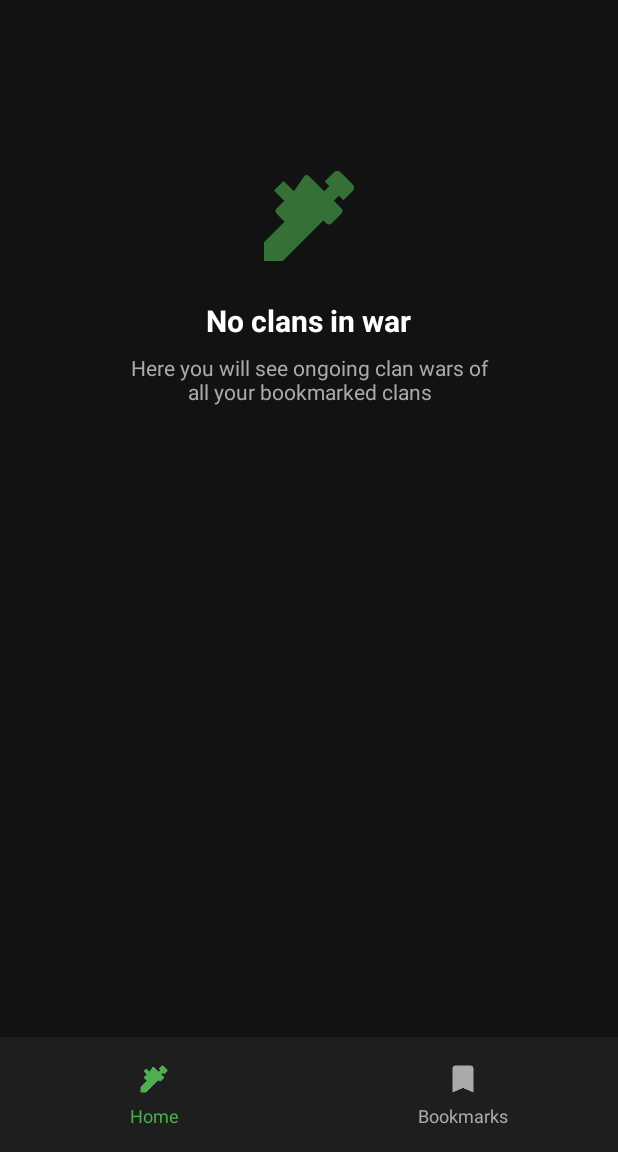
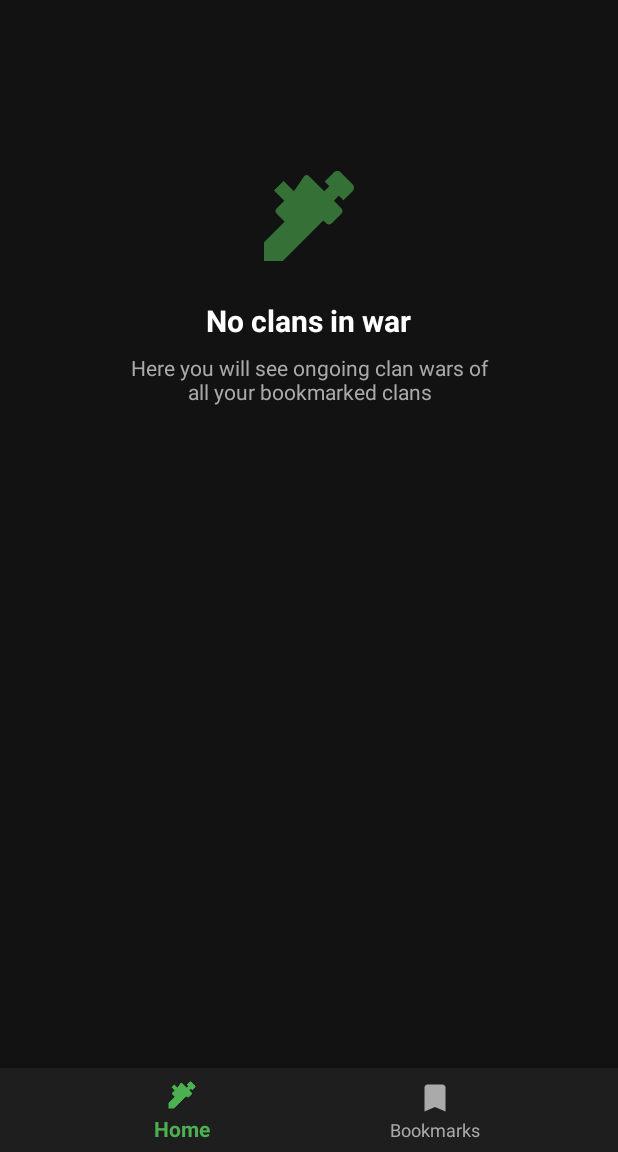
Before and after one commit to JkMiniDev/WarApp, an Android app: the layout activity_main.xml on its own in the app's theme, with its tools: preview values and no code run, on a phone screen of 412 x 824 dp, the part 84-1236 px from its top. Run offline under Robolectric (Android 15) with nearby library versions, the phone set to English and light mode, and no system bars.

Commit message:
Refactor bottom navigation to use BottomNavigationView with menu resource
Co-authored-by: jktp93891 <jktp93891@gmail.com>

```diff
--- a/ClashBerry/app/src/main/res/layout/activity_main.xml
+++ b/ClashBerry/app/src/main/res/layout/activity_main.xml
@@ -62,7 +62,7 @@
         android:layout_width="match_parent"
         android:layout_height="0dp"
         app:layout_constraintTop_toBottomOf="@id/topAppBar"
-        app:layout_constraintBottom_toTopOf="@id/bottomNavigation"
+        app:layout_constraintBottom_toTopOf="@id/bottomNavigationView"
         app:layout_constraintStart_toStartOf="parent"
         app:layout_constraintEnd_toEndOf="parent">
 
@@ -223,73 +223,15 @@
 
     </FrameLayout>
 
-    <!-- Bottom Navigation -->
-    <LinearLayout
-        android:id="@+id/bottomNavigation"
+    <!-- Bottom Navigation Bar -->
+    <com.google.android.material.bottomnavigation.BottomNavigationView
+        android:id="@+id/bottomNavigationView"
         android:layout_width="match_parent"
         android:layout_height="wrap_content"
-        android:orientation="horizontal"
         android:background="@color/background_secondary"
+        app:menu="@menu/main_bottom_nav"
         app:layout_constraintBottom_toBottomOf="parent"
         app:layout_constraintStart_toStartOf="parent"
-        app:layout_constraintEnd_toEndOf="parent">
-
-        <!-- Home Tab -->
-        <LinearLayout
-            android:id="@+id/homeTab"
-            android:layout_width="0dp"
-            android:layout_height="wrap_content"
-            android:layout_weight="1"
-            android:orientation="vertical"
-            android:padding="16dp"
-            android:gravity="center"
-            android:background="?attr/selectableItemBackgroundBorderless">
-
-            <ImageView
-                android:id="@+id/homeIcon"
-                android:layout_width="24dp"
-                android:layout_height="24dp"
-                android:src="@drawable/ic_crossed_swords"
-                android:layout_marginBottom="4dp" />
-
-            <TextView
-                android:id="@+id/homeText"
-                android:layout_width="wrap_content"
-                android:layout_height="wrap_content"
-                android:text="@string/home"
-                android:textSize="12sp"
-                android:textColor="@color/accent_color" />
-
-        </LinearLayout>
-
-        <!-- Bookmarks Tab -->
-        <LinearLayout
-            android:id="@+id/bookmarksTab"
-            android:layout_width="0dp"
-            android:layout_height="wrap_content"
-            android:layout_weight="1"
-            android:orientation="vertical"
-            android:padding="16dp"
-            android:gravity="center"
-            android:background="?attr/selectableItemBackgroundBorderless">
-
-            <ImageView
-                android:id="@+id/bookmarksIcon"
-                android:layout_width="24dp"
-                android:layout_height="24dp"
-                android:src="@drawable/ic_bookmark"
-                android:layout_marginBottom="4dp" />
-
-            <TextView
-                android:id="@+id/bookmarksText"
-                android:layout_width="wrap_content"
-                android:layout_height="wrap_content"
-                android:text="@string/bookmarks"
-                android:textSize="12sp"
-                android:textColor="@color/text_color_secondary" />
-
-        </LinearLayout>
-
-    </LinearLayout>
+        app:layout_constraintEnd_toEndOf="parent" />
 
 </androidx.constraintlayout.widget.ConstraintLayout>
--- a/ClashBerry/app/src/main/res/layout/war_card.xml
+++ b/ClashBerry/app/src/main/res/layout/war_card.xml
@@ -6,7 +6,11 @@
     android:layout_width="match_parent"
     android:layout_height="wrap_content"
     style="@style/ClashBerry.Card"
-    android:layout_margin="8dp">
+    android:layout_margin="8dp"
+    android:background="@android:color/transparent"
+    app:cardBackgroundColor="@android:color/transparent"
+    app:cardElevation="0dp"
+    app:cardUseCompatPadding="false">
 
     <LinearLayout
         android:layout_width="match_parent"
--- /dev/null
+++ b/ClashBerry/app/src/main/res/menu/main_bottom_nav.xml
@@ -0,0 +1,11 @@
+<?xml version="1.0" encoding="utf-8"?>
+<menu xmlns:android="http://schemas.android.com/apk/res/android">
+    <item
+        android:id="@+id/nav_home"
+        android:title="Home"
+        android:icon="@drawable/ic_crossed_swords" />
+    <item
+        android:id="@+id/nav_bookmarks"
+        android:title="Bookmarks"
+        android:icon="@drawable/ic_bookmark" />
+</menu>
```
